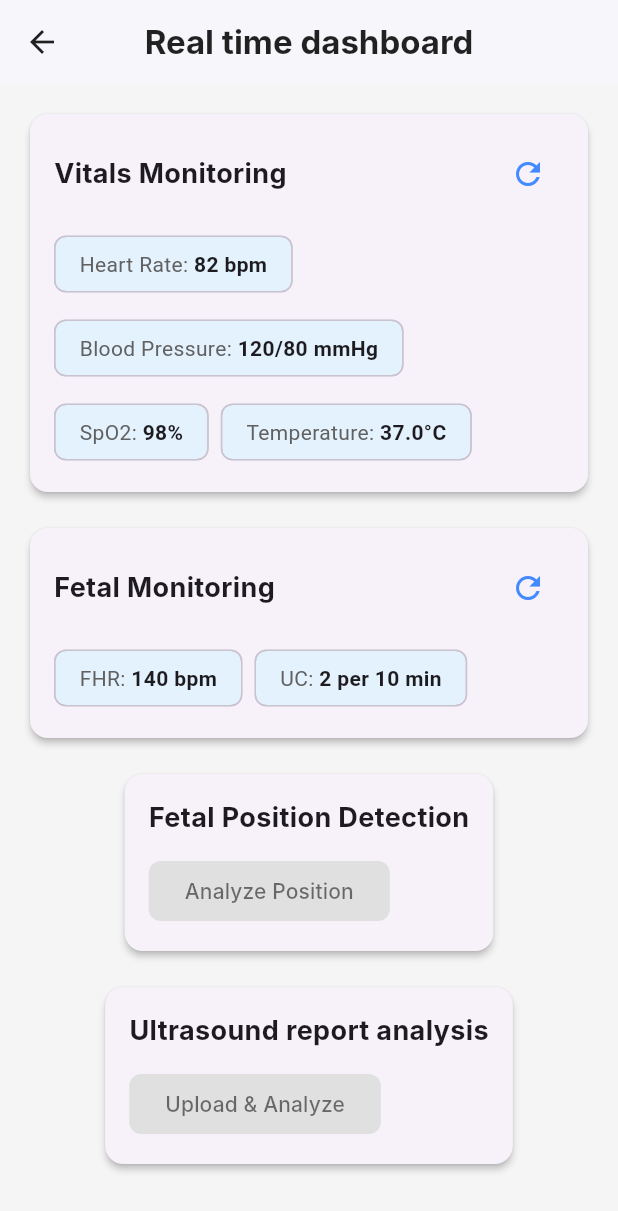
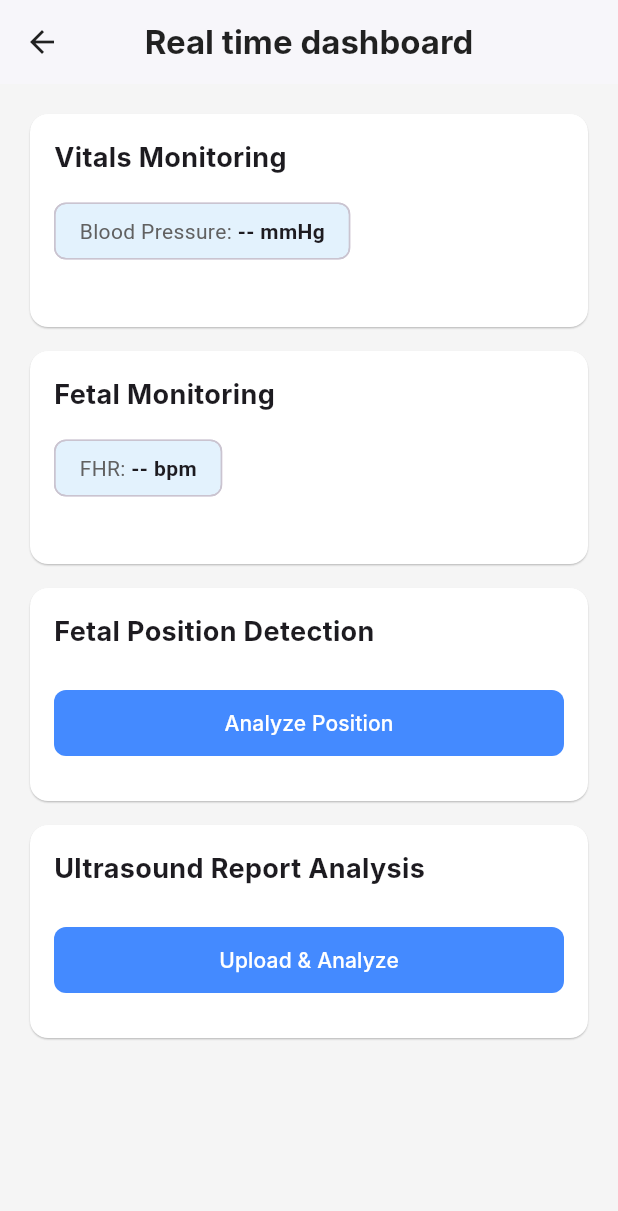
Before and after one commit to Tejashj/maternalhealthcare_app, a Flutter app: the DashboardScreen screen opened directly, after a tap on "Analyze Position", on a phone screen of 412 x 824 dp. Shown: the top 1211 px of the screen. Run offline on Flutter 3.47's test engine with Material 3 defaults, Android fonts, the phone set to English and light mode, and no system bars; our stand-ins replace appwrite, firebase_auth, firebase_core, flutter_dotenv, flutter_signin_button, flutter_tts and 4 more; accounts and stored records are empty; Roboto replaces fonts that are missing (Inter).

Commit message:
vitals monitoring updated

```diff
--- a/lib/patient_side/provider/patient_provider.dart
+++ b/lib/patient_side/provider/patient_provider.dart
@@ -41,12 +41,7 @@ class PatientDataProvider with ChangeNotifier {
     // Simulate a network request
     await Future.delayed(const Duration(seconds: 1));
 
-    _vitals = [
-      Vital(name: 'Heart Rate', value: '82 bpm'),
-      Vital(name: 'Blood Pressure', value: '120/80 mmHg'),
-      Vital(name: 'SpO2', value: '98%'),
-      Vital(name: 'Temperature', value: '37.0°C'),
-    ];
+    _vitals = [Vital(name: 'Blood Pressure', value: '-- mmHg')];
     _isVitalsLoading = false;
     notifyListeners(); // Notify UI that data is ready
   }
@@ -57,11 +52,26 @@ class PatientDataProvider with ChangeNotifier {
 
     await Future.delayed(const Duration(seconds: 1));
 
-    _fetalData = [
-      FetalData(name: 'FHR', value: '140 bpm'),
-      FetalData(name: 'UC', value: '2 per 10 min'),
-    ];
+    _fetalData = [FetalData(name: 'FHR', value: '-- bpm')];
     _isFetalDataLoading = false;
     notifyListeners();
   }
+
+  // ** NEW METHOD: To update the heart rate from the monitoring screen **
+  void updateHeartRate(double averageBpm) {
+    // Find the index of the heart rate vital in our list
+    int index = _vitals.indexWhere((vital) => vital.name == 'Blood Pressure');
+    String newBpmValue = '${averageBpm.toStringAsFixed(0)} mmHg';
+
+    // If a 'Heart Rate' vital exists, update its value
+    if (index != -1) {
+      _vitals[index] = Vital(name: 'Blood Pressure', value: newBpmValue);
+    } else {
+      // Otherwise, add it to the list
+      _vitals.add(Vital(name: 'Blood Pressure', value: newBpmValue));
+    }
+
+    // Announce the change to all listening widgets (like the DashboardScreen)
+    notifyListeners();
+  }
 }
--- a/lib/patient_side/screens/dashboard.dart
+++ b/lib/patient_side/screens/dashboard.dart
@@ -1,15 +1,13 @@
 import 'package:flutter/material.dart';
+import 'package:maternalhealthcare/patient_side/provider/patient_provider.dart';
 import 'package:provider/provider.dart';
-import '../provider/patient_provider.dart';
-import '../widgets/action_card.dart';
-import '../widgets/monitoring_card.dart';
+import 'vitals_monitoring_screen.dart'; // ** CHANGE: Import the correct screen **
 
 class DashboardScreen extends StatelessWidget {
   const DashboardScreen({super.key});
 
   @override
   Widget build(BuildContext context) {
-    // Use a Consumer to listen to changes in PatientDataProvider
     return Consumer<PatientDataProvider>(
       builder: (context, patientData, child) {
         return Scaffold(
@@ -24,14 +22,14 @@ class DashboardScreen extends StatelessWidget {
             foregroundColor: Colors.black87,
           ),
           body: SingleChildScrollView(
+            physics: const BouncingScrollPhysics(),
             padding: const EdgeInsets.all(16.0),
             child: Column(
               children: [
                 // Vitals Monitoring Card
-                MonitoringCard(
+                UnifiedCard(
                   title: 'Vitals Monitoring',
                   isLoading: patientData.isVitalsLoading,
-                  onRefresh: () => patientData.fetchVitals(),
                   dataWidgets:
                       patientData.vitals
                           .map(
@@ -39,14 +37,22 @@ class DashboardScreen extends StatelessWidget {
                                 DataChip(label: vital.name, value: vital.value),
                           )
                           .toList(),
+                  onTap:
+                      () => Navigator.push(
+                        context,
+                        MaterialPageRoute(
+                          // ** CHANGE: Navigate to the real monitoring screen **
+                          builder: (context) => VitalsMonitoringScreen(),
+                        ),
+                      ),
+                  cardType: CardType.monitoring,
                 ),
-                const SizedBox(height: 16),
+                const SizedBox(height: 8),
 
-                // Fetal Monitoring Card
-                MonitoringCard(
+                // Fetal Monitoring Card (example navigation)
+                UnifiedCard(
                   title: 'Fetal Monitoring',
                   isLoading: patientData.isFetalDataLoading,
-                  onRefresh: () => patientData.fetchFetalData(),
                   dataWidgets:
                       patientData.fetalData
                           .map(
@@ -54,21 +60,32 @@ class DashboardScreen extends StatelessWidget {
                                 DataChip(label: data.name, value: data.value),
                           )
                           .toList(),
+                  onTap: () {
+                    // TODO: Navigate to FetalMonitoringScreen when it's built
+                  },
+                  cardType: CardType.monitoring,
                 ),
-                const SizedBox(height: 16),
+                const SizedBox(height: 8),
 
-                // Action cards remain stateless as they don't depend on the provider
-                ActionCard(
+                // Fetal Position Detection Card (example navigation)
+                UnifiedCard(
                   title: 'Fetal Position Detection',
                   buttonText: 'Analyze Position',
-                  onButtonPressed: () {},
+                  onTap: () {
+                    // TODO: Navigate to FetalPositionScreen when it's built
+                  },
+                  cardType: CardType.action,
                 ),
-                const SizedBox(height: 16),
+                const SizedBox(height: 8),
 
-                ActionCard(
-                  title: 'Ultrasound report analysis',
+                // Ultrasound Report Analysis Card (example navigation)
+                UnifiedCard(
+                  title: 'Ultrasound Report Analysis',
                   buttonText: 'Upload & Analyze',
-                  onButtonPressed: () {},
+                  onTap: () {
+                    // TODO: Navigate to UltrasoundAnalysisScreen when it's built
+                  },
+                  cardType: CardType.action,
                 ),
               ],
             ),
@@ -79,7 +96,97 @@ class DashboardScreen extends StatelessWidget {
   }
 }
 
-// A styled chip to display data, replacing the old placeholder
+// Unified card that can handle both monitoring and action types
+enum CardType { monitoring, action }
+
+class UnifiedCard extends StatelessWidget {
+  final String title;
+  final VoidCallback onTap;
+  final CardType cardType;
+  final bool? isLoading;
+  final List<Widget>? dataWidgets;
+  final String? buttonText;
+
+  const UnifiedCard({
+    super.key,
+    required this.title,
+    required this.onTap,
+    required this.cardType,
+    this.isLoading,
+    this.dataWidgets,
+    this.buttonText,
+  });
+
+  @override
+  Widget build(BuildContext context) {
+    return SizedBox(
+      height: 150,
+      width: double.infinity,
+      child: Card(
+        elevation: 0.5,
+        color: Colors.white,
+        shape: RoundedRectangleBorder(borderRadius: BorderRadius.circular(12)),
+        child: InkWell(
+          onTap: onTap,
+          borderRadius: BorderRadius.circular(12),
+          child: Padding(
+            padding: const EdgeInsets.all(16.0),
+            child: Column(
+              crossAxisAlignment: CrossAxisAlignment.start,
+              children: [
+                Text(
+                  title,
+                  style: const TextStyle(
+                    fontSize: 18,
+                    fontWeight: FontWeight.bold,
+                  ),
+                ),
+                const SizedBox(height: 12),
+                Expanded(child: _buildContent()),
+              ],
+            ),
+          ),
+        ),
+      ),
+    );
+  }
+
+  Widget _buildContent() {
+    switch (cardType) {
+      case CardType.monitoring:
+        if (isLoading == true) {
+          return const Center(child: CircularProgressIndicator());
+        }
+        return Wrap(spacing: 8.0, runSpacing: 8.0, children: dataWidgets ?? []);
+      case CardType.action:
+        return Column(
+          mainAxisAlignment: MainAxisAlignment.center,
+          children: [
+            const Spacer(),
+            SizedBox(
+              width: double.infinity,
+              child: ElevatedButton(
+                onPressed: onTap,
+                style: ElevatedButton.styleFrom(
+                  backgroundColor: Colors.blueAccent,
+                  foregroundColor: Colors.white,
+                  elevation: 0,
+                  shape: RoundedRectangleBorder(
+                    borderRadius: BorderRadius.circular(8),
+                  ),
+                  padding: const EdgeInsets.symmetric(vertical: 12),
+                ),
+                child: Text(buttonText ?? 'Action'),
+              ),
+            ),
+            const Spacer(),
+          ],
+        );
+    }
+  }
+}
+
+// DataChip widget
 class DataChip extends StatelessWidget {
   final String label;
   final String value;
--- a/lib/patient_side/screens/home.dart
+++ b/lib/patient_side/screens/home.dart
@@ -1,5 +1,4 @@
 import 'package:flutter/material.dart';
-
 import 'dashboard.dart';
 import 'features_dashboard.dart';
 import 'health_records.dart';
--- a/pubspec.yaml
+++ b/pubspec.yaml
@@ -36,6 +36,12 @@ dependencies:
   flutter_dotenv: ^6.0.0
   flutter_signin_button: ^2.1.1
   flutter_tts: ^4.2.3
+  google_sign_in: ^6.1.6
+  http: ^1.5.0
+  provider: ^6.1.5+1
+  speech_to_text: ^7.3.0
+  supabase_flutter: ^2.10.0
+  syncfusion_flutter_charts: ^30.2.7
 
 dev_dependencies:
   flutter_test:
```
Also changed, not shown: lib/patient_side/screens/vitals_monitoring_screen.dart (renamed from lib/patient_side/screens/maternaldashboard.dart, +11 -22 lines), pubspec.lock, 6 other files.
